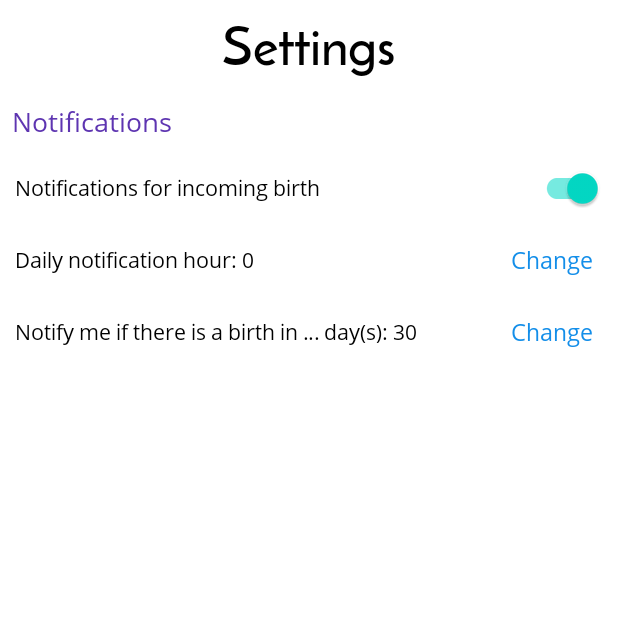
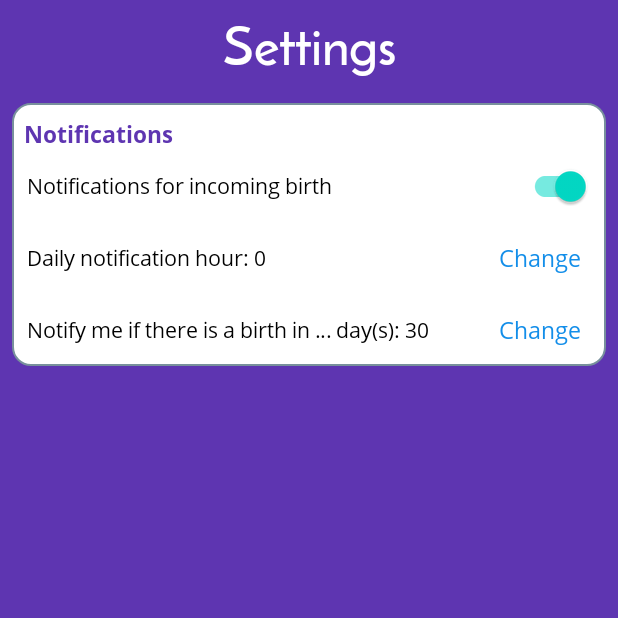
Before and after one commit to SametBozkurt/AnimalPregnancyTracking, an Android app: the ActivityAyarlar screen opened directly, with no data from a screen before it, on a phone screen of 412 x 824 dp, the top half of it. Run offline under Robolectric (Android 15) with nearby library versions, the phone set to English and light mode, and no system bars.

Commit message:
Keep working on Settings stuff...

```diff
--- a/app/src/main/java/com/abcd/hayvandogumtakibi2/ActivityAyarlar.java
+++ b/app/src/main/java/com/abcd/hayvandogumtakibi2/ActivityAyarlar.java
@@ -5,6 +5,7 @@ import android.app.Dialog;
 import android.app.PendingIntent;
 import android.content.Context;
 import android.content.Intent;
+import android.graphics.Color;
 import android.os.Build;
 import android.os.Bundle;
 import android.view.View;
@@ -24,6 +25,8 @@ public class ActivityAyarlar extends AppCompatActivity {
     final Context context=this;
     private static final int ALARM_REQ_CODE = 1233;
     private static final String ALARM_INTENT = "SET_AN_ALARM";
+    Button changeHour, changeRange;
+
 
     @Override
     protected void onCreate(Bundle savedInstanceState) {
@@ -32,8 +35,8 @@ public class ActivityAyarlar extends AppCompatActivity {
         final TextView notificationHour=findViewById(R.id.text_hour);
         final TextView notifyRange=findViewById(R.id.text_range);
         final SwitchMaterial switchNotifications=findViewById(R.id.switch_notifications);
-        final Button changeHour=findViewById(R.id.change_hour);
-        final Button changeRange=findViewById(R.id.change_the_range);
+        changeHour=findViewById(R.id.change_hour);
+        changeRange=findViewById(R.id.change_the_range);
         switchNotifications.setChecked(PreferencesHolder.getIsIncomingBirthNotEnabled(context));
         switchNotifications.setOnCheckedChangeListener(new CompoundButton.OnCheckedChangeListener() {
             @Override
@@ -42,6 +45,7 @@ public class ActivityAyarlar extends AppCompatActivity {
                     PreferencesHolder.setIsIncomingBirthNotEnabled(context,true);
                     sendBroadcast(new Intent(context, AlarmLauncher.class).setAction(ALARM_INTENT));
                     Toast.makeText(context,"Alarm set",Toast.LENGTH_SHORT).show();
+                    enableNotElements();
                 }
                 else{
                     PreferencesHolder.setIsIncomingBirthNotEnabled(context,false);
@@ -50,6 +54,7 @@ public class ActivityAyarlar extends AppCompatActivity {
                     final PendingIntent pendingIntent = PendingIntent.getBroadcast(getApplicationContext(), ALARM_REQ_CODE, intent, PendingIntent.FLAG_CANCEL_CURRENT);
                     alarmManager.cancel(pendingIntent);
                     Toast.makeText(context,"Alarm canceled",Toast.LENGTH_SHORT).show();
+                    disableNotElements();
                 }
             }
         });
@@ -86,6 +91,7 @@ public class ActivityAyarlar extends AppCompatActivity {
                                 .append(" ")
                                 .append(selectedHour[0]));
                         PreferencesHolder.setAlarmHour(context,selectedHour[0]);
+                        sendBroadcast(new Intent(context, AlarmLauncher.class).setAction(ALARM_INTENT));
                         timepickerDialog.dismiss();
                     }
                 });
@@ -141,4 +147,25 @@ public class ActivityAyarlar extends AppCompatActivity {
             }
         });
     }
+
+    @Override
+    protected void onStart() {
+        super.onStart();
+        if(!PreferencesHolder.getIsIncomingBirthNotEnabled(context)){
+            disableNotElements();
+        }
+    }
+
+    protected void disableNotElements(){
+        changeHour.setEnabled(false);
+        changeRange.setEnabled(false);
+        changeHour.setTextColor(Color.parseColor("#bdbdbd"));
+        changeRange.setTextColor(Color.parseColor("#bdbdbd"));
+    }
+    protected void enableNotElements(){
+        changeHour.setEnabled(true);
+        changeRange.setEnabled(true);
+        changeHour.setTextColor(Color.parseColor("#138EE9"));
+        changeRange.setTextColor(Color.parseColor("#138EE9"));
+    }
 }
--- a/app/src/main/java/com/abcd/hayvandogumtakibi2/ActivityKritikler.java
+++ b/app/src/main/java/com/abcd/hayvandogumtakibi2/ActivityKritikler.java
@@ -42,7 +42,7 @@ public class ActivityKritikler extends AppCompatActivity {
         final ImageView cross=findViewById(R.id.iptal);
         fragment_container=findViewById(R.id.fragment_container);
         databaseHelper=SQLiteDatabaseHelper.getInstance(context);
-        dataModelArrayList=databaseHelper.getKritikOlanlar(null,context);
+        dataModelArrayList=databaseHelper.getKritikOlanlar(null,30);
         adContainerView.postDelayed(new Runnable() {
             @Override
             public void run() {
@@ -84,7 +84,7 @@ public class ActivityKritikler extends AppCompatActivity {
     protected void onStart() {
         super.onStart();
         fragment_container.removeAllViews();
-        dataModelArrayList=databaseHelper.getKritikOlanlar(null, context);
+        dataModelArrayList=databaseHelper.getKritikOlanlar(null, 30);
         if(dataModelArrayList.isEmpty()){
             final FragmentYaklasanDogumYok fragmentYaklasanDogumYok=new FragmentYaklasanDogumYok();
             getSupportFragmentManager().beginTransaction().replace(R.id.fragment_container,fragmentYaklasanDogumYok).commitAllowingStateLoss();
--- a/app/src/main/java/com/abcd/hayvandogumtakibi2/AlarmLauncher.java
+++ b/app/src/main/java/com/abcd/hayvandogumtakibi2/AlarmLauncher.java
@@ -39,7 +39,8 @@ public class AlarmLauncher extends BroadcastReceiver {
                 final PendingIntent pendingIntent = PendingIntent.getBroadcast(context, ALARM_REQ_CODE, alarmIntent, 0);
                 final Calendar calendar = Calendar.getInstance();
                 if(intent.getAction().equals(INTENT_REPEAT_ALARM_ACTION)){
-                    final int sizeKritikler = SQLiteDatabaseHelper.getInstance(context).getKritikOlanlar(null,context).size();
+                    final int sizeKritikler = SQLiteDatabaseHelper.getInstance(context)
+                            .getKritikOlanlar(null,PreferencesHolder.getDayRange(context)).size();
                     if(sizeKritikler>0){
                         bildirim_ver(context);
                     }
--- a/app/src/main/java/com/abcd/hayvandogumtakibi2/KritiklerAdapter.java
+++ b/app/src/main/java/com/abcd/hayvandogumtakibi2/KritiklerAdapter.java
@@ -37,7 +37,7 @@ public class KritiklerAdapter extends RecyclerView.Adapter<KritiklerAdapter.Cust
 
     KritiklerAdapter(final Context context,int code, @Nullable String orderClause){
         this.context=context;
-        this.dataModelArrayList=SQLiteDatabaseHelper.getInstance(context).getKritikOlanlar(orderClause,context);
+        this.dataModelArrayList=SQLiteDatabaseHelper.getInstance(context).getKritikOlanlar(orderClause,30);
         this.code=code;
     }
 
--- /dev/null
+++ b/app/src/main/res/drawable/item_style_5.xml
@@ -0,0 +1,16 @@
+<?xml version="1.0" encoding="utf-8"?>
+<shape
+    xmlns:android="http://schemas.android.com/apk/res/android"
+    android:shape="rectangle" >
+
+    <corners
+        android:radius="12dp"/>
+
+    <stroke
+        android:color="#78909c"
+        android:width="1dp"/>
+
+    <solid
+        android:color="#fff" />
+
+</shape>
--- a/app/src/main/res/layout/activity_ayarlar.xml
+++ b/app/src/main/res/layout/activity_ayarlar.xml
@@ -6,27 +6,36 @@
     android:layout_width="match_parent"
     android:layout_height="match_parent"
     android:orientation="vertical"
+    android:background="#5e35b1"
     tools:context=".ActivityAyarlar">
 
     <TextView
-        android:layout_width="wrap_content"
+        android:layout_width="match_parent"
         android:layout_height="wrap_content"
-        android:layout_gravity="center_horizontal|top"
-        android:layout_margin="@dimen/margin_kategori_2"
+        android:gravity="center_horizontal"
         android:fontFamily="@font/josefin_sans_semibold"
         android:text="@string/title_activity_ayarlar"
-        android:textColor="@android:color/black"
-        android:textSize="36sp" />
+        android:textColor="@android:color/white"
+        android:textSize="36sp"
+        android:padding="@dimen/margin_kategori_2"/>
+
+    <LinearLayout
+        android:layout_width="match_parent"
+        android:layout_height="wrap_content"
+        android:background="@drawable/item_style_5"
+        android:layout_margin="@dimen/margin_kategori_2"
+        android:orientation="vertical">
 
         <TextView
             android:layout_width="wrap_content"
             android:layout_height="wrap_content"
             android:layout_gravity="start"
-        android:layout_margin="@dimen/margin_kategori_2"
-        android:fontFamily="@font/open_sans"
+            android:layout_marginStart="@dimen/margin_kategori_2"
+            android:layout_marginTop="@dimen/margin_kategori_3"
+            android:fontFamily="@font/open_sans_bold"
             android:text="@string/title_notifications"
             android:textColor="#5e35b1"
-        android:textSize="18sp" />
+            android:textSize="15sp" />
 
         <com.google.android.material.switchmaterial.SwitchMaterial
             android:id="@+id/switch_notifications"
@@ -66,7 +75,7 @@
 
         </FrameLayout>
 
-    <FrameLayout
+        <RelativeLayout
             android:layout_width="match_parent"
             android:layout_height="wrap_content">
 
@@ -74,7 +83,9 @@
                 android:id="@+id/text_range"
                 android:layout_width="wrap_content"
                 android:layout_height="wrap_content"
-            android:layout_gravity="start|center_vertical"
+                android:layout_alignParentStart="true"
+                android:layout_centerVertical="true"
+                android:layout_alignStart="@id/change_the_range"
                 android:layout_marginStart="@dimen/margin_kategori_3"
                 android:layout_marginEnd="@dimen/margin_kategori_3"
                 android:fontFamily="@font/open_sans"
@@ -89,9 +100,12 @@
                 android:fontFamily="@font/open_sans"
                 android:text="@string/button_text_change"
                 android:textColor="#138EE9"
-            android:layout_gravity="end"
+                android:layout_centerVertical="true"
+                android:layout_alignParentEnd="true"
                 app:rippleColor="#84BCE4" />
 
-    </FrameLayout>
+        </RelativeLayout>
 
     </LinearLayout>
+
+</LinearLayout>
--- a/app/src/main/res/layout/activity_details.xml
+++ b/app/src/main/res/layout/activity_details.xml
@@ -98,7 +98,7 @@
                     android:layout_width="100dp"
                     android:layout_height="100dp"
                     android:id="@+id/img_hayvan"
-                    android:background="@drawable/ripple_effect3"
+                    android:background="@drawable/ripple_effect2"
                     android:layout_marginStart="@dimen/margin_kategori_2"
                     app:layout_constraintTop_toTopOf="parent"
                     app:layout_constraintStart_toStartOf="parent"
--- a/app/src/main/res/layout/activity_dogum_kayit.xml
+++ b/app/src/main/res/layout/activity_dogum_kayit.xml
@@ -22,7 +22,7 @@
             android:layout_height="wrap_content"
             android:src="@drawable/ic_cross"
             android:id="@+id/iptal"
-            android:background="@drawable/ripple_effect3"
+            android:background="@drawable/ripple_effect2"
             app:layout_constraintStart_toStartOf="parent"
             app:layout_constraintTop_toTopOf="parent"
             app:layout_constraintBottom_toBottomOf="parent"
@@ -91,7 +91,7 @@
                 android:layout_width="75dp"
                 android:layout_height="75dp"
                 android:clickable="true"
-                android:background="@drawable/ripple_effect3"
+                android:background="@drawable/ripple_effect2"
                 android:layout_gravity="center_horizontal"
                 android:layout_marginTop="@dimen/margin_kategori_4"
                 android:layout_marginBottom="@dimen/margin_kategori_3"
--- a/app/src/main/res/layout/activity_edit.xml
+++ b/app/src/main/res/layout/activity_edit.xml
@@ -22,7 +22,7 @@
             android:layout_height="wrap_content"
             android:src="@drawable/ic_cross"
             android:id="@+id/iptal"
-            android:background="@drawable/ripple_effect3"
+            android:background="@drawable/ripple_effect2"
             app:layout_constraintStart_toStartOf="parent"
             app:layout_constraintTop_toTopOf="parent"
             app:layout_constraintBottom_toBottomOf="parent"
@@ -93,7 +93,7 @@
                 android:layout_width="75dp"
                 android:layout_height="75dp"
                 android:clickable="true"
-                android:background="@drawable/ripple_effect3"
+                android:background="@drawable/ripple_effect2"
                 android:layout_gravity="center_horizontal"
                 android:layout_marginTop="@dimen/margin_kategori_4"
                 android:layout_marginBottom="@dimen/margin_kategori_3"
--- a/app/src/main/res/layout/activity_tum_kayitlar.xml
+++ b/app/src/main/res/layout/activity_tum_kayitlar.xml
@@ -23,7 +23,7 @@
             android:layout_height="wrap_content"
             android:src="@drawable/ic_cross"
             android:id="@+id/iptal"
-            android:background="@drawable/ripple_effect3"
+            android:background="@drawable/ripple_effect2"
             app:layout_constraintStart_toStartOf="parent"
             app:layout_constraintTop_toTopOf="parent"
             app:layout_constraintBottom_toBottomOf="parent"
--- a/app/src/main/res/layout/layout_seekbar_dialog.xml
+++ b/app/src/main/res/layout/layout_seekbar_dialog.xml
@@ -29,7 +29,8 @@
 
     <FrameLayout
         android:layout_width="match_parent"
-        android:layout_height="wrap_content">
+        android:layout_height="wrap_content"
+        android:layout_marginTop="@dimen/margin_kategori_3">
 
         <com.google.android.material.button.MaterialButton
             android:id="@+id/btn_ok"
--- a/app/src/main/res/layout/lyt_en_yakin_dogumlar.xml
+++ b/app/src/main/res/layout/lyt_en_yakin_dogumlar.xml
@@ -32,7 +32,7 @@
             android:layout_width="wrap_content"
             android:layout_height="wrap_content"
             android:orientation="horizontal"
-            android:background="@drawable/ripple_effect3"
+            android:background="@drawable/ripple_effect2"
             android:id="@+id/showAll"
             android:focusable="true"
             android:clickable="true"
--- a/app/src/main/res/layout/lyt_son_olusturulanlar.xml
+++ b/app/src/main/res/layout/lyt_son_olusturulanlar.xml
@@ -32,7 +32,7 @@
             android:layout_width="wrap_content"
             android:layout_height="wrap_content"
             android:orientation="horizontal"
-            android:background="@drawable/ripple_effect3"
+            android:background="@drawable/ripple_effect2"
             android:id="@+id/showAll"
             android:focusable="true"
             android:clickable="true"
```
Also changed, not shown: app/src/main/java/com/abcd/hayvandogumtakibi2/SQLiteDatabaseHelper.java (+10 -11 lines), app/src/main/res/layout/activity_primary.xml (+8 -8 lines), app/src/main/res/drawable/ripple_effect2.xml (renamed from app/src/main/res/drawable/ripple_effect3.xml). Lines whose indentation alone changed are shown as unchanged.
